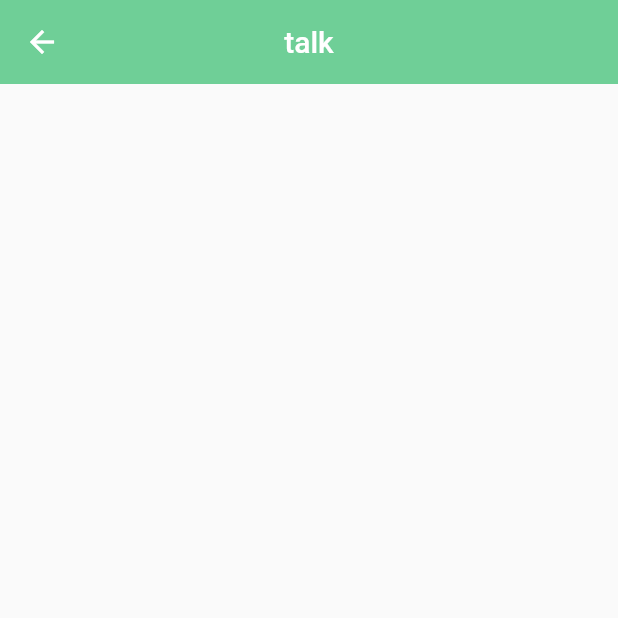
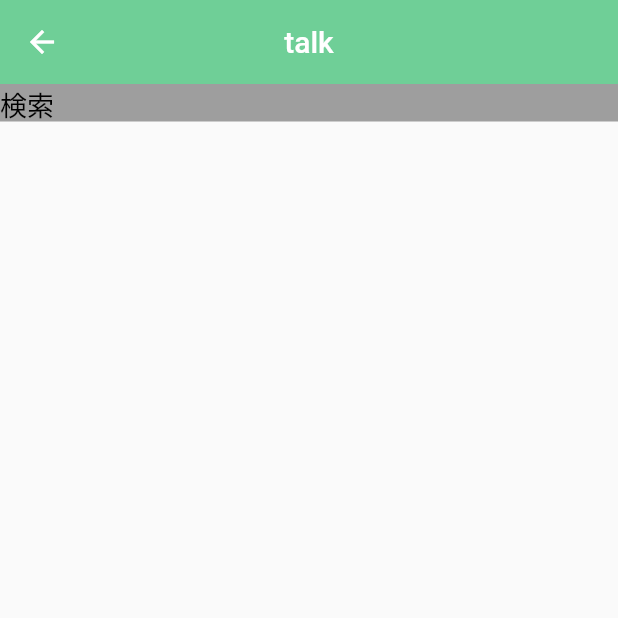
Before and after one commit to Nkoyama/CarOwnerConnect, a Flutter app: the TalkMain screen opened directly, on a phone screen of 412 x 824 dp, the top half of it. Run offline on Flutter 3.47's test engine with Material 2 defaults, Android fonts, the phone set to English and light mode, and no system bars.

Commit message:
検索 帯

```diff
--- a/car_owner_connect/lib/pages/talkMain.dart
+++ b/car_owner_connect/lib/pages/talkMain.dart
@@ -6,6 +6,38 @@ class TalkMain extends StatelessWidget {
   Widget build(BuildContext context) {
     return Scaffold(
       appBar: Header(headerText: 'talk',),
+      body: Container(
+        child: TalkMainPage(),
+        color: Colors.white,
+      ),
     );
   }
 }
+
+class TalkMainPage extends StatelessWidget {
+  @override
+  Widget build(BuildContext context) {
+    return Scaffold(
+      body: Column(
+        children: [
+          Container(
+            constraints: BoxConstraints.expand(height: 25.0),
+            padding: EdgeInsets.all(0),
+            child: Text(
+                '検索',
+                style: TextStyle(
+                    color: Colors.black,
+                  fontSize: 18,
+                )
+            ),
+            color: Colors.grey
+          ),
+
+          SingleChildScrollView(
+
+          ),
+        ],
+      )
+    );
+  }
+}
```
